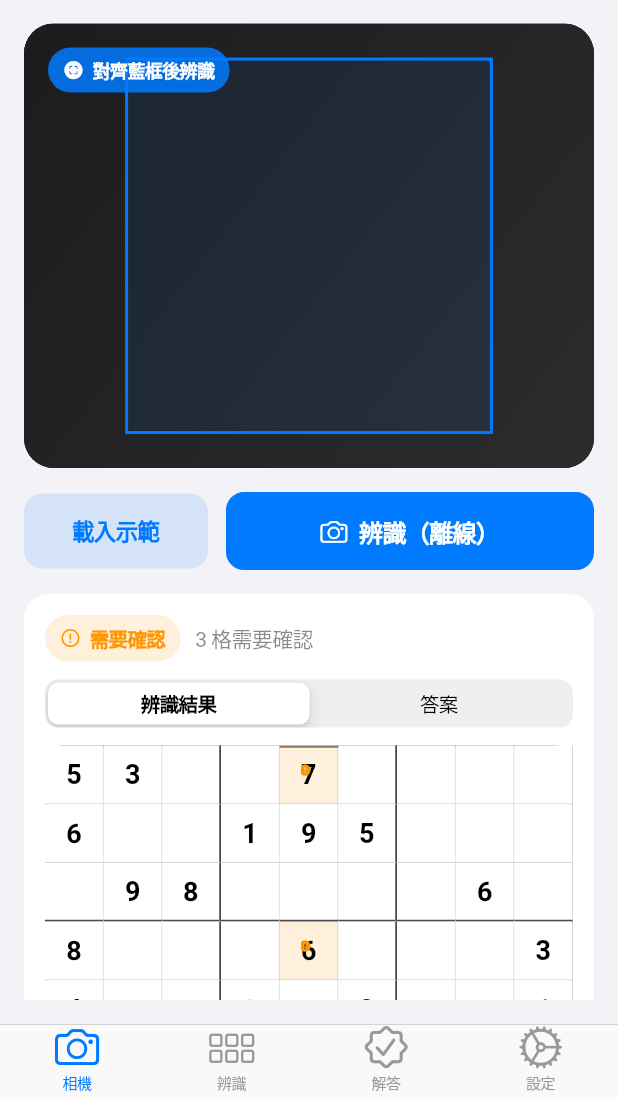
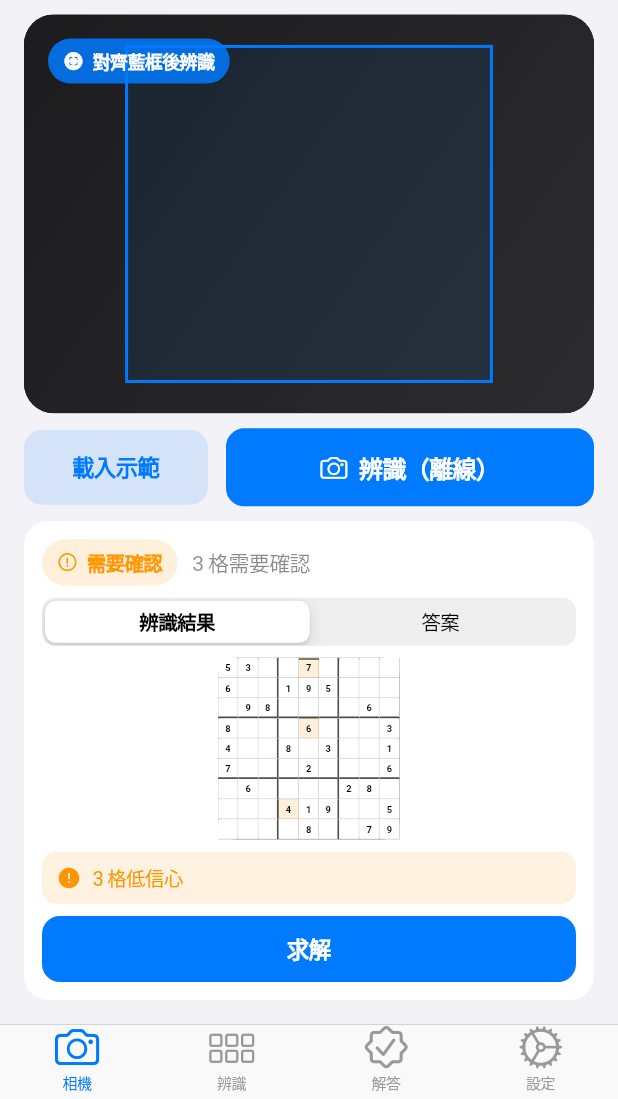
Before and after one commit to edwards414/SudokuVision, a Flutter app: the screen it shows after launch, on a phone screen of 412 x 824 dp, the part 137-1236 px from its top. Run offline on Flutter 3.47's test engine with Material 3 defaults, Android fonts, the phone set to English and light mode, and no system bars; network calls fail.

Commit message:
Fit camera page without scrolling

```diff
--- a/app/lib/pages/camera_page.dart
+++ b/app/lib/pages/camera_page.dart
@@ -141,8 +141,6 @@ class _CameraPageState extends State<CameraPage> {
                 result: repo.result,
                 mode: _resultMode,
                 busy: repo.busy,
-                detectionMode: repo.boardDetectionMode,
-                hasBoardFrame: hasBoardFrame,
                 onModeChanged: (mode) => setState(() => _resultMode = mode),
                 onSolve: () => _solve(repo),
               );
@@ -173,21 +171,23 @@ class _CameraPageState extends State<CameraPage> {
                 );
               }
 
-              final previewHeight =
-                  (constraints.maxWidth * 0.78).clamp(280.0, 440.0).toDouble();
-              return SingleChildScrollView(
-                child: Column(
+              return Column(
                 crossAxisAlignment: CrossAxisAlignment.stretch,
                 children: [
                   status,
-                    const SizedBox(height: 16),
-                    SizedBox(height: previewHeight, child: preview),
-                    const SizedBox(height: 16),
+                  const SizedBox(height: 10),
+                  Expanded(
+                    flex: constraints.maxHeight < 640 ? 4 : 5,
+                    child: preview,
+                  ),
+                  const SizedBox(height: 10),
                   actions,
-                    const SizedBox(height: 16),
-                    resultPanel,
+                  const SizedBox(height: 10),
+                  Expanded(
+                    flex: 6,
+                    child: resultPanel,
+                  ),
                 ],
-                ),
               );
             },
           ),
@@ -398,8 +398,6 @@ class _InlineResultPanel extends StatelessWidget {
     required this.result,
     required this.mode,
     required this.busy,
-    required this.detectionMode,
-    required this.hasBoardFrame,
     required this.onModeChanged,
     required this.onSolve,
   });
@@ -407,8 +405,6 @@ class _InlineResultPanel extends StatelessWidget {
   final RecognitionResult result;
   final _CameraResultMode mode;
   final bool busy;
-  final String? detectionMode;
-  final bool hasBoardFrame;
   final ValueChanged<_CameraResultMode> onModeChanged;
   final VoidCallback onSolve;
 
@@ -419,14 +415,7 @@ class _InlineResultPanel extends StatelessWidget {
         hasSolution ? mode : _CameraResultMode.recognition;
     final conflicts = findConflicts(result.grid).length;
     final canSolve = conflicts == 0;
-    final frameLabel = _boardFrameLabel(detectionMode, hasBoardFrame);
     final notices = <Widget>[
-      if (frameLabel != null)
-        _InlineNotice(
-          icon: CupertinoIcons.viewfinder_circle_fill,
-          color: CupertinoColors.systemGreen,
-          text: '外框：$frameLabel',
-        ),
       if (result.lowConfidenceCells.isNotEmpty)
         _InlineNotice(
           icon: CupertinoIcons.exclamationmark_circle_fill,
@@ -450,7 +439,7 @@ class _InlineResultPanel extends StatelessWidget {
         color: background,
         borderRadius: BorderRadius.circular(16),
       ),
-      padding: const EdgeInsets.all(14),
+      padding: const EdgeInsets.all(12),
       child: Column(
         crossAxisAlignment: CrossAxisAlignment.stretch,
         children: [
@@ -461,7 +450,7 @@ class _InlineResultPanel extends StatelessWidget {
               Expanded(
                 child: Text(
                   _headline(result, conflicts),
-                  maxLines: 2,
+                  maxLines: 1,
                   overflow: TextOverflow.ellipsis,
                   style: CupertinoTheme.of(context)
                       .textTheme
@@ -475,7 +464,7 @@ class _InlineResultPanel extends StatelessWidget {
               ),
             ],
           ),
-          const SizedBox(height: 12),
+          const SizedBox(height: 8),
           CupertinoSlidingSegmentedControl<_CameraResultMode>(
             groupValue: effectiveMode,
             children: const {
@@ -486,8 +475,10 @@ class _InlineResultPanel extends StatelessWidget {
               if (next != null) onModeChanged(next);
             },
           ),
-          const SizedBox(height: 12),
-          AspectRatio(
+          const SizedBox(height: 8),
+          Expanded(
+            child: Center(
+              child: AspectRatio(
                 aspectRatio: 1,
                 child: SudokuGrid(
                   result: result,
@@ -496,16 +487,18 @@ class _InlineResultPanel extends StatelessWidget {
                       : SudokuGridMode.review,
                 ),
               ),
-          const SizedBox(height: 12),
+            ),
+          ),
+          const SizedBox(height: 8),
           if (notices.isNotEmpty) ...[
             for (var i = 0; i < notices.length; i++) ...[
               notices[i],
-              if (i != notices.length - 1) const SizedBox(height: 8),
+              if (i != notices.length - 1) const SizedBox(height: 6),
             ],
-            const SizedBox(height: 12),
+            const SizedBox(height: 8),
           ],
           CupertinoButton.filled(
-            padding: const EdgeInsets.symmetric(vertical: 12),
+            padding: const EdgeInsets.symmetric(vertical: 10),
             borderRadius: BorderRadius.circular(12),
             onPressed: busy || !canSolve ? null : onSolve,
             child: busy
```
Also changed, not shown: 3 other files. Lines whose indentation alone changed are shown as unchanged.
